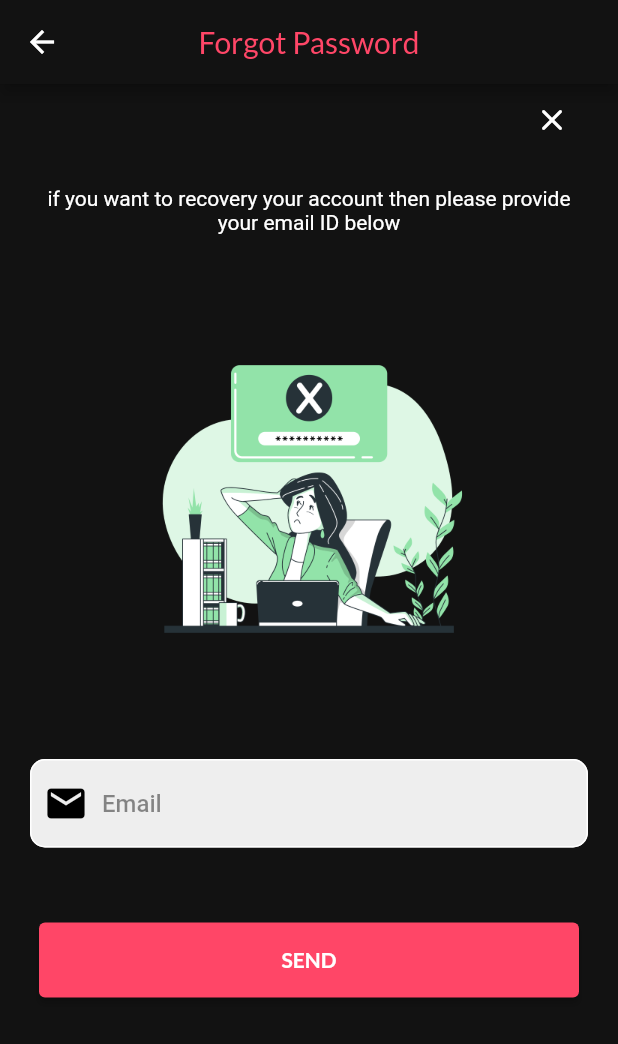
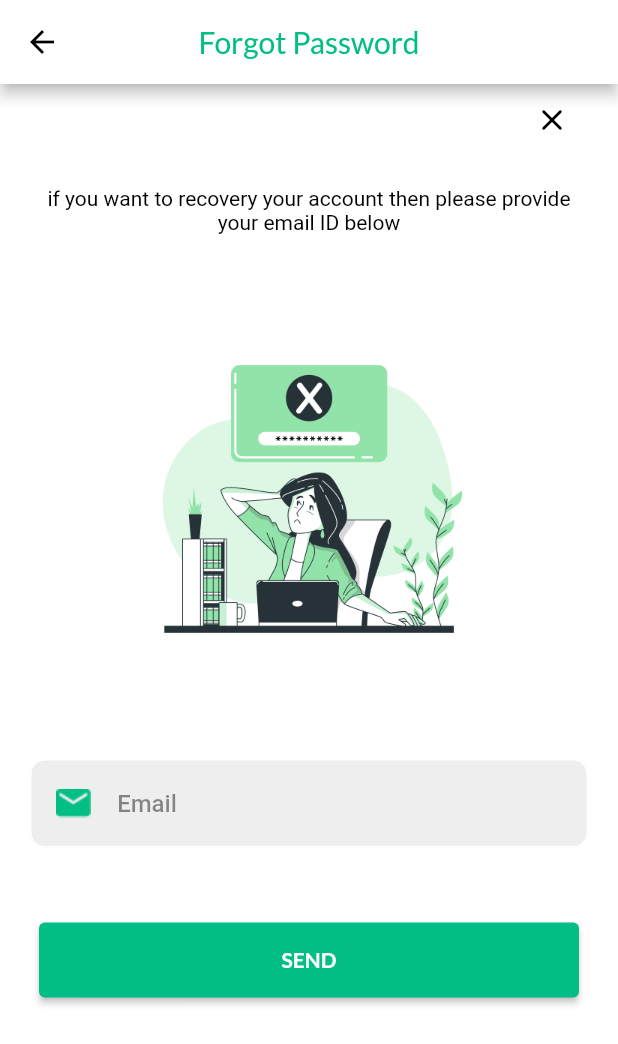
Before and after one commit to Eng-bodour/shop, a Flutter app: the screen it shows after launch, after a tap on "Get Start", after a tap on "Forgot Password?", on a phone screen of 412 x 824 dp. Shown: the top 1044 px of the screen. Run offline on Flutter 3.47's test engine with Material 2 defaults, Android fonts, the phone set to English and light mode, and no system bars; our stand-ins replace firebase_auth, firebase_core, get, get_storage, google_fonts, google_sign_in; accounts and stored records are empty.

Commit message:
save Auth login and logout GetStorage

```diff
--- a/lib/logic/controller/main_controller.dart
+++ b/lib/logic/controller/main_controller.dart
@@ -1,4 +1,3 @@
-import 'package:get/get_state_manager/get_state_manager.dart';
 import 'package:get/get.dart';
 import 'package:shop/view/screens/category_screen.dart';
 import 'package:shop/view/screens/favorite_screen.dart';
--- /dev/null
+++ b/lib/logic/controller/theme_controller.dart
@@ -0,0 +1,27 @@
+import 'package:flutter/material.dart';
+import 'package:get/get.dart';
+import 'package:get_storage/get_storage.dart';
+
+class ThemeController {
+  final GetStorage boxStorage = GetStorage();
+  final String key = 'isDarkModes';
+
+  saveThemeDataInBox(bool isDark) {
+    boxStorage.write(key, isDark);
+  }
+
+  bool getThemeDataFromBox() {
+    // if can null make defaults false (?? false)
+    return boxStorage.read<bool>(key) ?? false;
+  }
+
+  ThemeMode get themeDataGet =>
+      getThemeDataFromBox() ? ThemeMode.dark : ThemeMode.light;
+
+  void cangesTheme() {
+    Get.changeThemeMode(
+        getThemeDataFromBox() ? ThemeMode.light : ThemeMode.dark);
+    // ! put ,because value save reflect put value
+    saveThemeDataInBox(!getThemeDataFromBox());
+  }
+}
--- a/lib/main.dart
+++ b/lib/main.dart
@@ -1,9 +1,14 @@
+import 'package:firebase_auth/firebase_auth.dart';
 import 'package:firebase_core/firebase_core.dart';
 import 'package:flutter/material.dart';
 import 'package:get/get.dart';
+import 'package:get_storage/get_storage.dart';
+import 'package:shop/logic/controller/theme_controller.dart';
 import 'package:shop/routes/routes.dart';
+import 'package:shop/utils/theme.dart';
 
 void main() async {
+  await GetStorage.init();
   WidgetsFlutterBinding.ensureInitialized();
   Firebase.initializeApp();
   runApp(const MyApp());
@@ -18,10 +23,13 @@ class MyApp extends StatelessWidget {
     return GetMaterialApp(
       title: 'bodour shop',
       debugShowCheckedModeBanner: false,
-      theme: ThemeData(
-        primarySwatch: Colors.blue,
-      ),
-      initialRoute: AppRoutes.welcome,
+      theme: ThemesApp.light,
+      darkTheme: ThemesApp.dark,
+      themeMode: ThemeController().themeDataGet,
+      initialRoute: FirebaseAuth.instance.currentUser != null ||
+              GetStorage().read<bool>('auth') == true
+          ? AppRoutes.main
+          : AppRoutes.welcome,
       getPages: AppRoutes.routes,
     );
   }
--- a/lib/routes/routes.dart
+++ b/lib/routes/routes.dart
@@ -11,10 +11,8 @@ import 'package:shop/view/screens/welcome_screen.dart';
 class AppRoutes {
   //initialroutes
   static final welcome = Routes.welcomeScreen;
-  static final login = Routes.loginScreen;
-  static final signup = Routes.signUpScreen;
-  static final forgot = Routes.forgotPassword;
   static final main = Routes.mainScreen;
+
   //getPages as list
 
   static final routes = [
--- a/lib/utils/theme.dart
+++ b/lib/utils/theme.dart
@@ -8,3 +8,14 @@ const Color kColor2 = Color(0XffADA798);
 const Color kColor3 = Color(0XffA5947F);
 const Color kColor4 = Color(0Xff738871);
 const Color kColor5 = Color(0Xff6D454D);
+
+class ThemesApp {
+  static final light = ThemeData(
+      primaryColor: mainColor,
+      backgroundColor: Colors.white,
+      brightness: Brightness.light);
+  static final dark = ThemeData(
+      primaryColor: darkGrayClr,
+      backgroundColor: darkGrayClr,
+      brightness: Brightness.dark);
+}
--- a/lib/view/screens/auth/forgot_screen.dart
+++ b/lib/view/screens/auth/forgot_screen.dart
@@ -18,10 +18,11 @@ class ForgotPasswordScreen extends StatelessWidget {
   Widget build(BuildContext context) {
     return SafeArea(
         child: Scaffold(
+      backgroundColor: context.theme.backgroundColor,
       appBar: AppBar(
-        backgroundColor: Get.isDarkMode ? Colors.white : darkGrayClr,
+        backgroundColor: Get.isDarkMode ? darkGrayClr : Colors.white,
         title: TextUtilis(
-          color: Get.isDarkMode ? mainColor : pinkClr,
+          color: Get.isDarkMode ? pinkClr : mainColor,
           textstring: 'Forgot Password',
           fontSize: 20,
           fontWeight: FontWeight.normal,
@@ -34,11 +35,10 @@ class ForgotPasswordScreen extends StatelessWidget {
           },
           icon: Icon(
             Icons.arrow_back,
-            color: Get.isDarkMode ? Colors.black : Colors.white,
+            color: Get.isDarkMode ? Colors.white : Colors.black,
           ),
         ),
       ),
-      backgroundColor: Get.isDarkMode ? Colors.white : darkGrayClr,
       body: Form(
         key: formKey,
         child: SingleChildScrollView(
@@ -52,9 +52,9 @@ class ForgotPasswordScreen extends StatelessWidget {
                       onPressed: () {
                         Get.back();
                       },
-                      icon: const Icon(
+                      icon: Icon(
                         Icons.close_rounded,
-                        color: Colors.white,
+                        color: Get.isDarkMode ? Colors.white : Colors.black,
                       )),
                 ),
                 const SizedBox(
@@ -63,7 +63,7 @@ class ForgotPasswordScreen extends StatelessWidget {
                 Text(
                   'if you want to recovery your account then please provide your email ID below',
                   style: TextStyle(
-                      color: Get.isDarkMode ? Colors.black : Colors.white),
+                      color: Get.isDarkMode ? Colors.white : Colors.black),
                   textAlign: TextAlign.center,
                 ),
                 const SizedBox(
@@ -80,12 +80,12 @@ class ForgotPasswordScreen extends StatelessWidget {
                     hintText: 'Email',
                     suffixIcon: const Text(''),
                     prefixIcon: Get.isDarkMode
-                        ? Image.asset('assets/images/email.png')
-                        : const Icon(
+                        ? const Icon(
                             Icons.email,
                             color: Colors.black,
                             size: 30,
-                          ),
+                          )
+                        : Image.asset('assets/images/email.png'),
                     validator: (value) {
                       if (!RegExp(validationEmail).hasMatch(value)) {
                         return 'Invalid email';
--- a/lib/view/screens/auth/login_screen.dart
+++ b/lib/view/screens/auth/login_screen.dart
@@ -21,11 +21,11 @@ class LoginScreen extends StatelessWidget {
   Widget build(BuildContext context) {
     return SafeArea(
         child: Scaffold(
+      backgroundColor: context.theme.backgroundColor,
       appBar: AppBar(
-        backgroundColor: Get.isDarkMode ? Colors.white : darkGrayClr,
+        backgroundColor: Get.isDarkMode ? darkGrayClr : Colors.white,
         elevation: 0,
       ),
-      backgroundColor: Get.isDarkMode ? Colors.white : darkGrayClr,
       body: SingleChildScrollView(
           child: Form(
         key: formKey,
@@ -42,14 +42,14 @@ class LoginScreen extends StatelessWidget {
                     Row(
                       children: [
                         TextUtilis(
-                            color: Get.isDarkMode ? mainColor : pinkClr,
+                            color: Get.isDarkMode ? pinkClr : mainColor,
                             fontSize: 28,
                             fontWeight: FontWeight.bold,
                             textstring: 'LOG',
                             underline: TextDecoration.none),
                         const SizedBox(width: 10),
                         TextUtilis(
-                            color: Get.isDarkMode ? Colors.black : Colors.white,
+                            color: Get.isDarkMode ? Colors.white : Colors.black,
                             fontSize: 28,
                             fontWeight: FontWeight.bold,
                             textstring: 'IN',
@@ -63,12 +63,12 @@ class LoginScreen extends StatelessWidget {
                         hintText: 'Email',
                         suffixIcon: const Text(''),
                         prefixIcon: Get.isDarkMode
-                            ? Image.asset('assets/images/email.png')
-                            : const Icon(
+                            ? const Icon(
                                 Icons.email,
-                                color: Colors.black,
+                                color: pinkClr,
                                 size: 30,
-                              ),
+                              )
+                            : Image.asset('assets/images/email.png'),
                         validator: (value) {
                           if (!RegExp(validationEmail).hasMatch(value)) {
                             return 'Invalid email';
@@ -99,9 +99,12 @@ class LoginScreen extends StatelessWidget {
                             },
                           ),
                           prefixIcon: Get.isDarkMode
-                              ? Image.asset('assets/images/lock.png')
-                              : const Icon(Icons.lock,
-                                  color: Colors.black, size: 30),
+                              ? const Icon(
+                                  Icons.lock,
+                                  color: pinkClr,
+                                  size: 30,
+                                )
+                              : Image.asset('assets/images/lock.png'),
                           validator: (value) {
                             if (value.toString().length < 6) {
                               return 'Password should be longer or equal to 6 characters';
@@ -119,7 +122,7 @@ class LoginScreen extends StatelessWidget {
                             Get.toNamed(Routes.forgotPassword);
                           },
                           child: TextUtilis(
-                            color: Get.isDarkMode ? Colors.black : Colors.white,
+                            color: Get.isDarkMode ? Colors.white : Colors.black,
                             fontSize: 14,
                             fontWeight: FontWeight.normal,
                             underline: TextDecoration.none,
@@ -143,7 +146,7 @@ class LoginScreen extends StatelessWidget {
                     ),
                     const SizedBox(height: 20),
                     TextUtilis(
-                        color: Get.isDarkMode ? Colors.black : Colors.white,
+                        color: Get.isDarkMode ? Colors.white : Colors.black,
                         fontSize: 18,
                         fontWeight: FontWeight.normal,
                         textstring: 'OR',
--- a/lib/view/screens/welcome_screen.dart
+++ b/lib/view/screens/welcome_screen.dart
@@ -1,4 +1,5 @@
 import 'package:flutter/material.dart';
+
 import 'package:shop/routes/routes.dart';
 import 'package:shop/utils/theme.dart';
 
@@ -12,6 +13,7 @@ class WelcomeScreen extends StatelessWidget {
   Widget build(BuildContext context) {
     return SafeArea(
         child: Scaffold(
+      // backgroundColor: context.theme.backgroundColor,
       body: Stack(
         children: [
           SizedBox(
--- a/lib/view/widgets/auth/auth_button.dart
+++ b/lib/view/widgets/auth/auth_button.dart
@@ -16,7 +16,7 @@ class AuthButton extends StatelessWidget {
   Widget build(BuildContext context) {
     return ElevatedButton(
       style: ElevatedButton.styleFrom(
-        primary: Get.isDarkMode ? mainColor : pinkClr,
+        primary: Get.isDarkMode ? pinkClr : mainColor,
         minimumSize: const Size(360, 50),
       ),
       onPressed: onPressed,
--- a/lib/view/widgets/auth/check_widget.dart
+++ b/lib/view/widgets/auth/check_widget.dart
@@ -37,7 +37,7 @@ class CheckWidget extends StatelessWidget {
           Row(
             children: [
               TextUtilis(
-                  color: Get.isDarkMode ? Colors.black : Colors.white,
+                  color: Get.isDarkMode ? Colors.white : Colors.black,
                   fontSize: 16,
                   fontWeight: FontWeight.normal,
                   textstring: 'I accept',
@@ -46,7 +46,7 @@ class CheckWidget extends StatelessWidget {
                 width: 10,
               ),
               TextUtilis(
-                  color: Get.isDarkMode ? Colors.black : Colors.white,
+                  color: Get.isDarkMode ? Colors.white : Colors.black,
                   fontSize: 16,
                   fontWeight: FontWeight.normal,
                   textstring: 'terms & conditions',
--- a/lib/view/widgets/auth/container_under.dart
+++ b/lib/view/widgets/auth/container_under.dart
@@ -20,7 +20,7 @@ class ContainerUnder extends StatelessWidget {
       width: double.infinity,
       height: 100,
       decoration: BoxDecoration(
-        color: Get.isDarkMode ? mainColor : pinkClr,
+        color: Get.isDarkMode ? pinkClr : mainColor,
         borderRadius: const BorderRadius.only(
             topLeft: Radius.circular(20), topRight: Radius.circular(20)),
       ),
```
Also changed, not shown: lib/logic/controller/auth_controller.dart (+28 -1 lines), lib/view/screens/auth/signup_screen.dart (+14 -14 lines), lib/view/screens/category_screen.dart (+10 -5 lines), lib/view/screens/favorite_screen.dart (+10 -5 lines), lib/view/screens/home_screen.dart (+10 -5 lines), lib/view/screens/main_screen.dart (+12 -11 lines), lib/view/screens/setting_screen.dart (+68 -5 lines).
